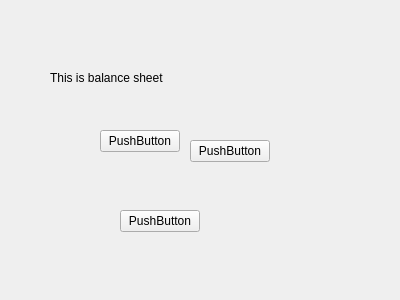
The window that Pages/UI/balanceSheet.ui (akhilesh26/CSMS) describes before a commit, drawn with Qt 5.
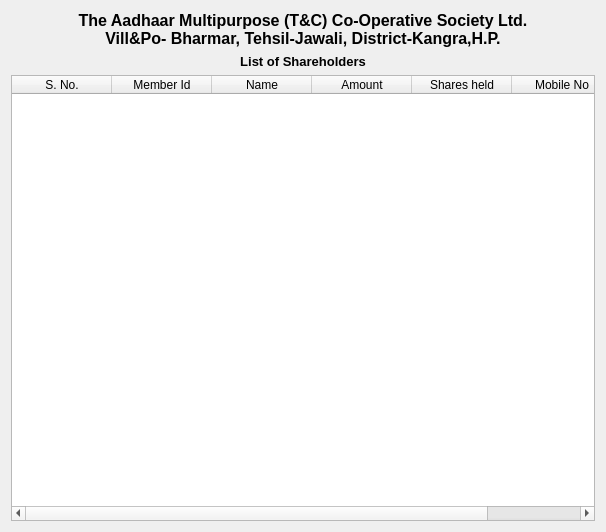
The same window after the commit.

```diff
--- a/Pages/UI/balanceSheet.ui
+++ b/Pages/UI/balanceSheet.ui
@@ -6,65 +6,74 @@
    <rect>
     <x>0</x>
     <y>0</y>
-    <width>400</width>
-    <height>300</height>
+    <width>606</width>
+    <height>532</height>
    </rect>
   </property>
   <property name="windowTitle">
    <string>Form</string>
   </property>
+  <layout class="QVBoxLayout" name="verticalLayout_2">
+   <item>
+    <layout class="QVBoxLayout" name="verticalLayout">
+     <item>
   <widget class="QLabel" name="label">
-   <property name="geometry">
-    <rect>
-     <x>50</x>
-     <y>70</y>
-     <width>191</width>
-     <height>16</height>
-    </rect>
-   </property>
+       <property name="text">
+        <string>&lt;html&gt;&lt;head/&gt;&lt;body&gt;&lt;p&gt;&lt;span style=&quot; font-size:12pt; font-weight:600;&quot;&gt;The Aadhaar Multipurpose (T&amp;amp;C) Co-Operative Society Ltd.&lt;br&gt;
+ Vill&amp;amp;Po- Bharmar, Tehsil-Jawali, District-Kangra,H.P.&lt;/span&gt;&lt;/p&gt;&lt;/body&gt;&lt;/html&gt;</string>
+       </property>
+       <property name="alignment">
+        <set>Qt::AlignCenter</set>
+       </property>
+      </widget>
+     </item>
+    </layout>
+   </item>
+   <item>
+    <widget class="QLabel" name="label_2">
    <property name="text">
-    <string>This is balance sheet</string>
-   </property>
-  </widget>
-  <widget class="QPushButton" name="pushButton">
-   <property name="geometry">
-    <rect>
-     <x>120</x>
-     <y>210</y>
-     <width>80</width>
-     <height>22</height>
-    </rect>
-   </property>
+      <string>&lt;html&gt;&lt;head/&gt;&lt;body&gt;&lt;p&gt;&lt;span style=&quot; font-size:10pt; font-weight:600;&quot;&gt;List of Shareholders&lt;/span&gt;&lt;/p&gt;&lt;/body&gt;&lt;/html&gt;</string>
+     </property>
+     <property name="alignment">
+      <set>Qt::AlignCenter</set>
+     </property>
+    </widget>
+   </item>
+   <item>
+    <widget class="QTableWidget" name="tableWidget">
+     <column>
+      <property name="text">
+       <string>S. No.</string>
+      </property>
+     </column>
+     <column>
    <property name="text">
-    <string>PushButton</string>
-   </property>
-  </widget>
-  <widget class="QPushButton" name="pushButton_2">
-   <property name="geometry">
-    <rect>
-     <x>190</x>
-     <y>140</y>
-     <width>80</width>
-     <height>22</height>
-    </rect>
-   </property>
+       <string>Member Id</string>
+      </property>
+     </column>
+     <column>
+      <property name="text">
+       <string>Name</string>
+      </property>
+     </column>
+     <column>
    <property name="text">
-    <string>PushButton</string>
-   </property>
-  </widget>
-  <widget class="QPushButton" name="pushButton_3">
-   <property name="geometry">
-    <rect>
-     <x>100</x>
-     <y>130</y>
-     <width>80</width>
-     <height>22</height>
-    </rect>
-   </property>
+       <string>Amount</string>
+      </property>
+     </column>
+     <column>
+      <property name="text">
+       <string>Shares held</string>
+      </property>
+     </column>
+     <column>
    <property name="text">
-    <string>PushButton</string>
-   </property>
-  </widget>
+       <string>Mobile No</string>
+      </property>
+     </column>
+    </widget>
+   </item>
+  </layout>
  </widget>
  <resources/>
  <connections/>
```
Lines whose indentation alone changed are shown as unchanged.
